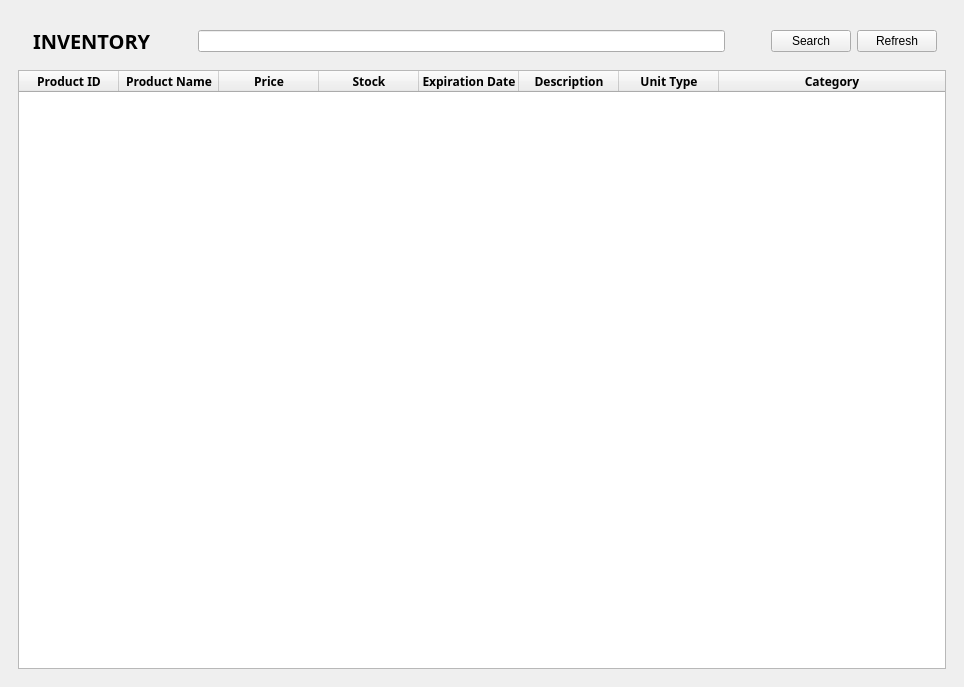
Qt form Screens/MainMenuScreens/Inventory/Inventory.ui (Bideiro/Ranil_project_py) before a commit.
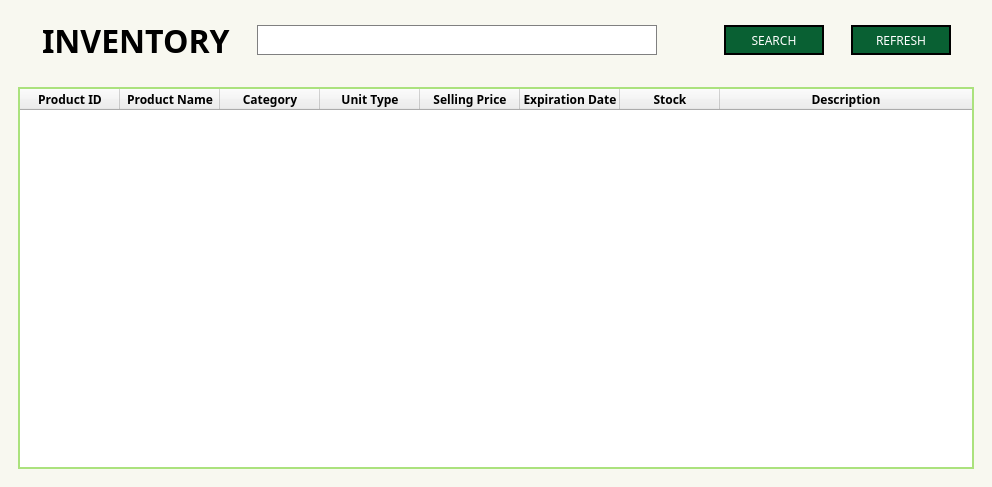
The same form after that commit.

The edit to the form file:
```diff
--- a/Screens/MainMenuScreens/Inventory/Inventory.ui
+++ b/Screens/MainMenuScreens/Inventory/Inventory.ui
@@ -7,33 +7,56 @@
     <x>0</x>
     <y>0</y>
     <width>950</width>
-    <height>687</height>
+    <height>487</height>
    </rect>
   </property>
   <property name="windowTitle">
    <string>MainWindow</string>
   </property>
   <widget class="QWidget" name="centralwidget">
+   <property name="styleSheet">
+    <string notr="true">.QWidget{
+background-color: #F8F8F0;
+}
+
+.QPushButton{
+background-color: #096033;
+border: 2px solid;
+color: white
+}
+#search_LE{
+border : 1px solid gray;
+color: black
+}
+#Product_Table{
+border : 2px solid #ABE27D;
+}</string>
+   </property>
    <layout class="QHBoxLayout" name="horizontalLayout">
+    <property name="spacing">
+     <number>0</number>
+    </property>
+    <property name="leftMargin">
+     <number>0</number>
+    </property>
+    <property name="topMargin">
+     <number>0</number>
+    </property>
+    <property name="rightMargin">
+     <number>0</number>
+    </property>
+    <property name="bottomMargin">
+     <number>0</number>
+    </property>
     <item>
      <widget class="QWidget" name="widget" native="true">
       <layout class="QVBoxLayout" name="verticalLayout">
        <item>
         <widget class="QWidget" name="widget_2" native="true">
          <layout class="QHBoxLayout" name="horizontalLayout_3">
-          <item>
-           <widget class="Line" name="line">
-            <property name="lineWidth">
-             <number>5</number>
-            </property>
-            <property name="midLineWidth">
-             <number>5</number>
-            </property>
-            <property name="orientation">
-             <enum>Qt::Horizontal</enum>
-            </property>
-           </widget>
-          </item>
+          <property name="leftMargin">
+           <number>12</number>
+          </property>
           <item>
            <widget class="QLabel" name="label">
             <property name="sizePolicy">
@@ -44,9 +67,8 @@
             </property>
             <property name="font">
              <font>
-              <family>DM Sans 14pt SemiBold</family>
-              <pointsize>15</pointsize>
-              <weight>75</weight>
+              <family>DM Sans</family>
+              <pointsize>24</pointsize>
               <bold>true</bold>
              </font>
             </property>
@@ -56,23 +78,20 @@
            </widget>
           </item>
           <item>
-           <spacer name="horizontalSpacer_3">
-            <property name="orientation">
-             <enum>Qt::Horizontal</enum>
+           <widget class="QLineEdit" name="search_LE">
+            <property name="sizePolicy">
+             <sizepolicy hsizetype="Fixed" vsizetype="Fixed">
+              <horstretch>0</horstretch>
+              <verstretch>0</verstretch>
+             </sizepolicy>
             </property>
-            <property name="sizeType">
-             <enum>QSizePolicy::Fixed</enum>
-            </property>
-            <property name="sizeHint" stdset="0">
+            <property name="minimumSize">
              <size>
-              <width>40</width>
-              <height>20</height>
+              <width>400</width>
+              <height>30</height>
              </size>
             </property>
-           </spacer>
-          </item>
-          <item>
-           <widget class="QLineEdit" name="search_LE"/>
+           </widget>
           </item>
           <item>
            <spacer name="horizontalSpacer_4">
@@ -92,21 +111,58 @@
           </item>
           <item>
            <widget class="QPushButton" name="Search_btn">
+            <property name="sizePolicy">
+             <sizepolicy hsizetype="Fixed" vsizetype="Fixed">
+              <horstretch>0</horstretch>
+              <verstretch>0</verstretch>
+             </sizepolicy>
+            </property>
+            <property name="minimumSize">
+             <size>
+              <width>100</width>
+              <height>30</height>
+             </size>
+            </property>
+            <property name="font">
+             <font>
+              <family>DM Sans</family>
+             </font>
+            </property>
             <property name="text">
-             <string>Search</string>
+             <string>SEARCH</string>
             </property>
            </widget>
           </item>
           <item>
            <widget class="QPushButton" name="Refresh_btn">
+            <property name="sizePolicy">
+             <sizepolicy hsizetype="Fixed" vsizetype="Fixed">
+              <horstretch>0</horstretch>
+              <verstretch>0</verstretch>
+             </sizepolicy>
+            </property>
+            <property name="minimumSize">
+             <size>
+              <width>100</width>
+              <height>30</height>
+             </size>
+            </property>
+            <property name="font">
+             <font>
+              <family>DM Sans</family>
+             </font>
+            </property>
             <property name="text">
-             <string>Refresh</string>
+             <string>REFRESH</string>
             </property>
            </widget>
           </item>
          </layout>
         </widget>
        </item>
+       <item>
+        <widget class="QWidget" name="widget_4" native="true">
+         <layout class="QHBoxLayout" name="horizontalLayout_4">
        <item>
         <widget class="QTableWidget" name="Product_Table">
          <property name="enabled">
@@ -121,8 +177,7 @@
          <property name="font">
           <font>
            <family>DM Sans 14pt ExtraBold</family>
-           <weight>75</weight>
-           <bold>true</bold>
+              <bold>false</bold>
           </font>
          </property>
          <property name="frameShadow">
@@ -137,6 +192,9 @@
          <property name="editTriggers">
           <set>QAbstractItemView::NoEditTriggers</set>
          </property>
+            <property name="alternatingRowColors">
+             <bool>true</bool>
+            </property>
          <property name="showGrid">
           <bool>true</bool>
          </property>
@@ -171,6 +229,12 @@
           <property name="text">
            <string>Product ID</string>
           </property>
+             <property name="font">
+              <font>
+               <family>DM Sans</family>
+               <bold>true</bold>
+              </font>
+             </property>
           <property name="background">
            <color>
             <red>42</red>
@@ -183,37 +247,82 @@
           <property name="text">
            <string>Product Name</string>
           </property>
+             <property name="font">
+              <font>
+               <family>DM Sans</family>
+               <bold>true</bold>
+              </font>
+             </property>
          </column>
          <column>
           <property name="text">
-           <string>Price</string>
-          </property>
+              <string>Category</string>
+             </property>
+             <property name="font">
+              <font>
+               <family>DM Sans</family>
+               <bold>true</bold>
+              </font>
+             </property>
          </column>
          <column>
           <property name="text">
-           <string>Stock</string>
+              <string>Unit Type</string>
+             </property>
+             <property name="font">
+              <font>
+               <family>DM Sans</family>
+               <bold>true</bold>
+              </font>
+             </property>
+            </column>
+            <column>
+             <property name="text">
+              <string>Selling Price</string>
+             </property>
+             <property name="font">
+              <font>
+               <family>DM Sans</family>
+               <bold>true</bold>
+              </font>
           </property>
          </column>
          <column>
           <property name="text">
            <string>Expiration Date</string>
           </property>
+             <property name="font">
+              <font>
+               <family>DM Sans</family>
+               <bold>true</bold>
+              </font>
+             </property>
+            </column>
+            <column>
+             <property name="text">
+              <string>Stock</string>
+             </property>
+             <property name="font">
+              <font>
+               <family>DM Sans</family>
+               <bold>true</bold>
+              </font>
+             </property>
          </column>
          <column>
           <property name="text">
            <string>Description</string>
           </property>
-         </column>
-         <column>
-          <property name="text">
-           <string>Unit Type</string>
-          </property>
-         </column>
-         <column>
-          <property name="text">
-           <string>Category</string>
-          </property>
-         </column>
+             <property name="font">
+              <font>
+               <family>DM Sans</family>
+               <bold>true</bold>
+              </font>
+             </property>
+            </column>
+           </widget>
+          </item>
+         </layout>
         </widget>
        </item>
       </layout>
```
Left out of the diff: 5 changed lines with no effect on the pictures. Lines whose indentation alone changed are shown as unchanged.
